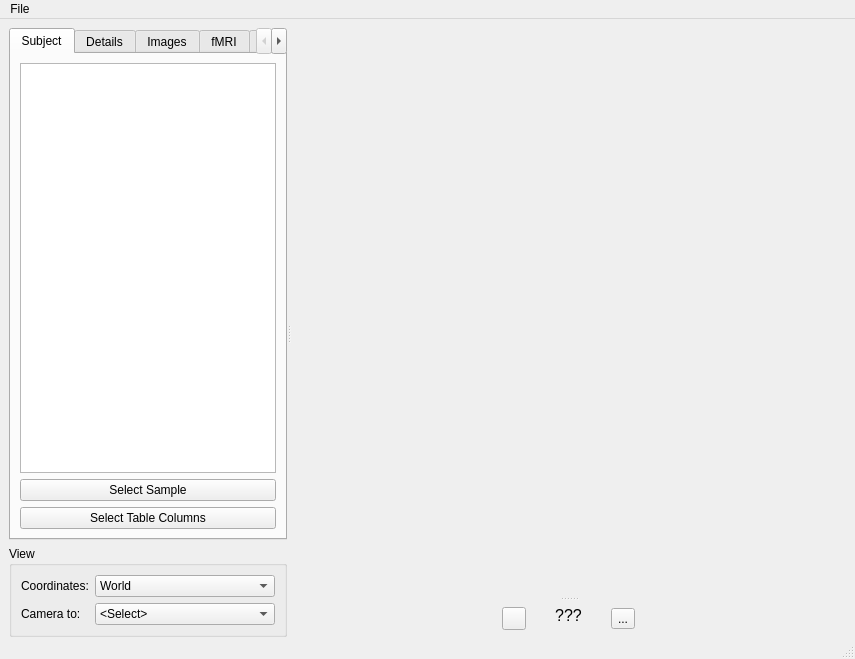
diego0020/braviz-app, file braviz/interaction/qt_guis/subject_overview.ui: the form before one commit.
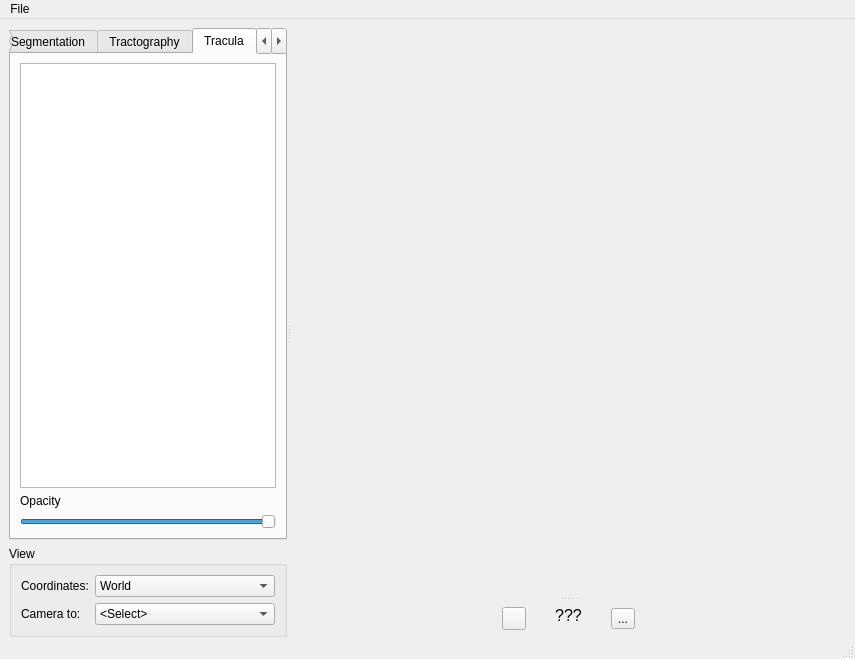
The form after the commit. The open tabs and pages were chosen to show the change. Icons and pictures are not drawn.

Commit message: tracula in subject_overview. Addressing #13

```diff
--- a/braviz/interaction/qt_guis/subject_overview.ui
+++ b/braviz/interaction/qt_guis/subject_overview.ui
@@ -954,6 +954,39 @@
             </item>
            </layout>
           </widget>
+          <widget class="QWidget" name="tab_6">
+           <attribute name="title">
+            <string>Tracula</string>
+           </attribute>
+           <attribute name="toolTip">
+            <string>Tracula bundles</string>
+           </attribute>
+           <layout class="QVBoxLayout" name="verticalLayout_9">
+            <item>
+             <widget class="QListView" name="tracula_list"/>
+            </item>
+            <item>
+             <widget class="QLabel" name="label_20">
+              <property name="text">
+               <string>Opacity</string>
+              </property>
+             </widget>
+            </item>
+            <item>
+             <widget class="QSlider" name="tracula_opac">
+              <property name="maximum">
+               <number>100</number>
+              </property>
+              <property name="value">
+               <number>100</number>
+              </property>
+              <property name="orientation">
+               <enum>Qt::Horizontal</enum>
+              </property>
+             </widget>
+            </item>
+           </layout>
+          </widget>
           <widget class="QWidget" name="tab_4">
            <attribute name="title">
             <string>Surfaces</string>
```
Left out of the diff: 68 changed lines with no effect on the pictures. The commit also changes 5 other files.
